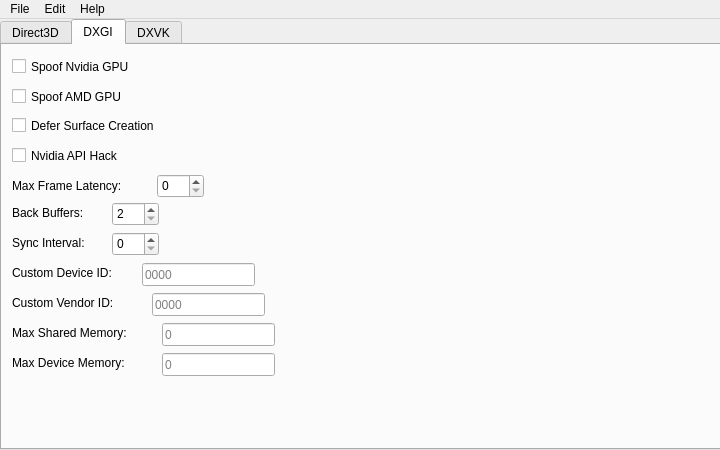
EsdrasTarsis/bxvk-qt, file ui/mainwindow.ui: the form before one commit.
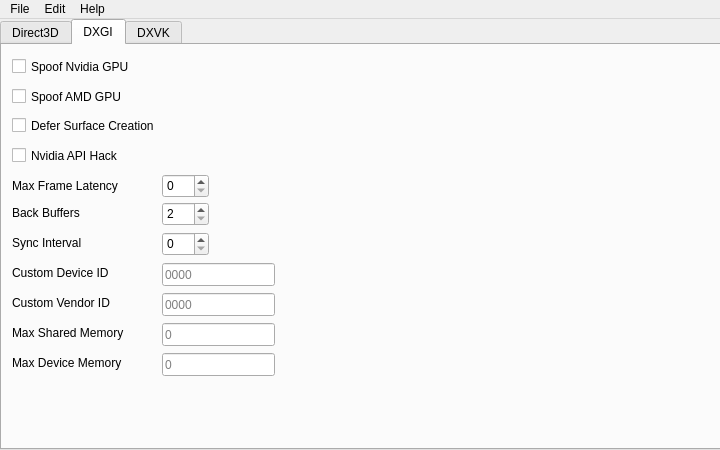
The form after the commit. Icons and pictures are not drawn.

Commit message:
[bxvk, ui] Improved checkbox messages
Improved checkbox messages and some things of the ui

Patch:
```diff
--- a/ui/mainwindow.ui
+++ b/ui/mainwindow.ui
@@ -248,7 +248,7 @@
      <widget class="QSpinBox" name="spinBox_3">
       <property name="geometry">
        <rect>
-        <x>155</x>
+        <x>160</x>
         <y>129</y>
         <width>47</width>
         <height>24</height>
@@ -268,7 +268,7 @@
        </rect>
       </property>
       <property name="text">
-       <string>Max Frame Latency:</string>
+       <string>Max Frame Latency</string>
       </property>
      </widget>
      <widget class="QLabel" name="label_6">
@@ -281,13 +281,13 @@
        </rect>
       </property>
       <property name="text">
-       <string>Back Buffers: </string>
+       <string>Back Buffers</string>
       </property>
      </widget>
      <widget class="QSpinBox" name="spinBox_5">
       <property name="geometry">
        <rect>
-        <x>110</x>
+        <x>160</x>
         <y>157</y>
         <width>47</width>
         <height>24</height>
@@ -310,13 +310,13 @@
        </rect>
       </property>
       <property name="text">
-       <string>Sync Interval:</string>
+       <string>Sync Interval</string>
       </property>
      </widget>
      <widget class="QSpinBox" name="spinBox_6">
       <property name="geometry">
        <rect>
-        <x>110</x>
+        <x>160</x>
         <y>187</y>
         <width>47</width>
         <height>24</height>
@@ -329,7 +329,7 @@
      <widget class="QLineEdit" name="lineEdit">
       <property name="geometry">
        <rect>
-        <x>140</x>
+        <x>160</x>
         <y>218</y>
         <width>113</width>
         <height>23</height>
@@ -352,7 +352,7 @@
        </rect>
       </property>
       <property name="text">
-       <string>Custom Device ID: </string>
+       <string>Custom Device ID</string>
       </property>
      </widget>
      <widget class="QLabel" name="label_9">
@@ -365,13 +365,13 @@
        </rect>
       </property>
       <property name="text">
-       <string>Custom Vendor ID:</string>
+       <string>Custom Vendor ID</string>
       </property>
      </widget>
      <widget class="QLineEdit" name="lineEdit_2">
       <property name="geometry">
        <rect>
-        <x>150</x>
+        <x>160</x>
         <y>248</y>
         <width>113</width>
         <height>23</height>
@@ -394,7 +394,7 @@
        </rect>
       </property>
       <property name="text">
-       <string>Max Shared Memory:</string>
+       <string>Max Shared Memory</string>
       </property>
      </widget>
      <widget class="QLabel" name="label_11">
@@ -407,7 +407,7 @@
        </rect>
       </property>
       <property name="text">
-       <string>Max Device Memory:</string>
+       <string>Max Device Memory</string>
       </property>
      </widget>
      <widget class="QLineEdit" name="lineEdit_3">
```
Left out of the diff: 30 changed lines with no effect on the pictures. The commit also changes 1 other file.
